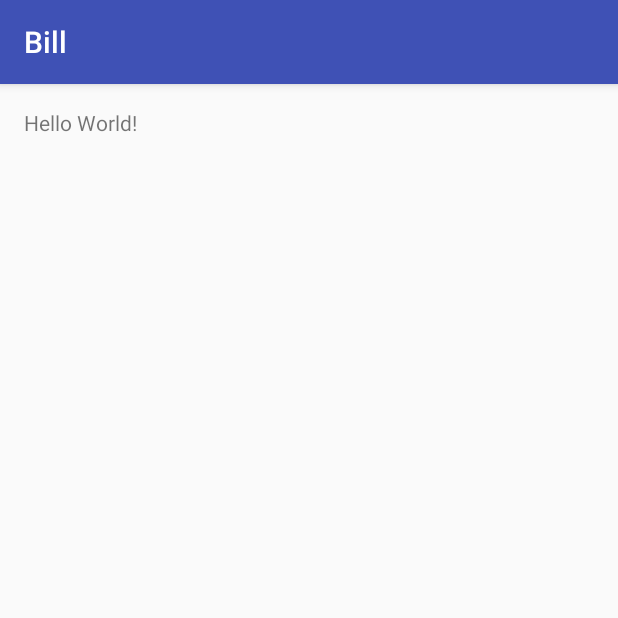
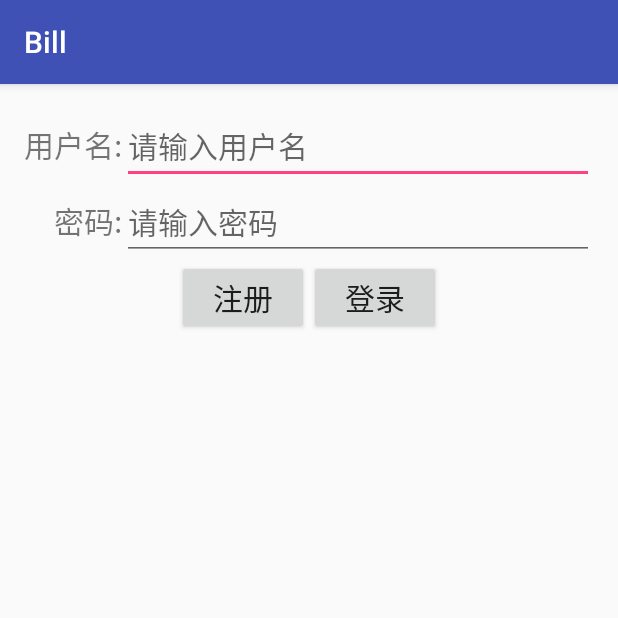
Before and after one commit to littlesida/MyBill, an Android app: the screen it shows after launch (MainActivity), on a phone screen of 412 x 824 dp, the top half of it. Run offline under Robolectric (Android 15) with nearby library versions, the phone set to English and light mode, and no system bars.

Commit message:
登录界面的简单布局

```diff
--- a/Bill/app/src/main/res/layout/activity_main.xml
+++ b/Bill/app/src/main/res/layout/activity_main.xml
@@ -1,5 +1,5 @@
 <?xml version="1.0" encoding="utf-8"?>
-<RelativeLayout xmlns:android="http://schemas.android.com/apk/res/android"
+<LinearLayout xmlns:android="http://schemas.android.com/apk/res/android"
     xmlns:tools="http://schemas.android.com/tools"
     android:layout_width="match_parent"
     android:layout_height="match_parent"
@@ -7,10 +7,54 @@
     android:paddingLeft="@dimen/activity_horizontal_margin"
     android:paddingRight="@dimen/activity_horizontal_margin"
     android:paddingTop="@dimen/activity_vertical_margin"
+    android:orientation="vertical"
     tools:context="com.example.littlestar.bill.MainActivity">
-
-    <TextView
-        android:layout_width="wrap_content"
-        android:layout_height="wrap_content"
-        android:text="Hello World!" />
-</RelativeLayout>
+    <TableLayout
+        android:layout_width="match_parent"
+        android:layout_height="wrap_content">
+        <TableRow>
+            <TextView
+                style="@style/TextStyle"
+                android:layout_width="wrap_content"
+                android:layout_height="wrap_content"
+                android:text="@string/username"/>
+            <EditText
+                android:id="@+id/inputUsername"
+                style="@style/TextStyle"
+                android:hint="@string/usernameHint"
+                android:layout_weight="1"
+                android:layout_width="wrap_content"
+                android:layout_height="wrap_content"/>
+        </TableRow>
+        <TableRow>
+            <TextView
+                style="@style/TextStyle"
+                android:gravity="end"
+                android:layout_width="wrap_content"
+                android:layout_height="wrap_content"
+                android:text="@string/password"/>
+            <EditText
+                android:id="@+id/inputPassword"
+                style="@style/TextStyle"
+                android:hint="@string/passwordHint"
+                android:layout_weight="1"
+                android:layout_width="wrap_content"
+                android:layout_height="wrap_content"/>
+        </TableRow>
+    </TableLayout>
+    <LinearLayout
+        android:gravity="center"
+        android:layout_width="match_parent"
+        android:layout_height="wrap_content">
+        <Button
+            style="@style/TextStyle"
+            android:text="注册"
+            android:layout_width="wrap_content"
+            android:layout_height="wrap_content" />
+        <Button
+            style="@style/TextStyle"
+            android:text="登录"
+            android:layout_width="wrap_content"
+            android:layout_height="wrap_content" />
+    </LinearLayout>
+</LinearLayout>
--- a/Bill/app/src/main/res/values/colors.xml
+++ b/Bill/app/src/main/res/values/colors.xml
@@ -3,4 +3,6 @@
     <color name="colorPrimary">#3F51B5</color>
     <color name="colorPrimaryDark">#303F9F</color>
     <color name="colorAccent">#FF4081</color>
+    <color name="colorBlack">#000000</color>
+    <color name="colorWhite">#FFFFFF</color>
 </resources>
--- a/Bill/app/src/main/res/values/strings.xml
+++ b/Bill/app/src/main/res/values/strings.xml
@@ -1,3 +1,7 @@
 <resources>
     <string name="app_name">Bill</string>
+    <string name="username">用户名:</string>
+    <string name="password">密码:</string>
+    <string name="usernameHint">请输入用户名</string>
+    <string name="passwordHint">请输入密码</string>
 </resources>
--- a/Bill/app/src/main/res/values/styles.xml
+++ b/Bill/app/src/main/res/values/styles.xml
@@ -7,5 +7,9 @@
         <item name="colorPrimaryDark">@color/colorPrimaryDark</item>
         <item name="colorAccent">@color/colorAccent</item>
     </style>
+    <style name="TextStyle">
+        <item name="android:textSize">20sp</item>
+        <item name="android:color">@color/colorBlack</item>
+    </style>
 
 </resources>
```
Also changed, not shown: 1 other file.
